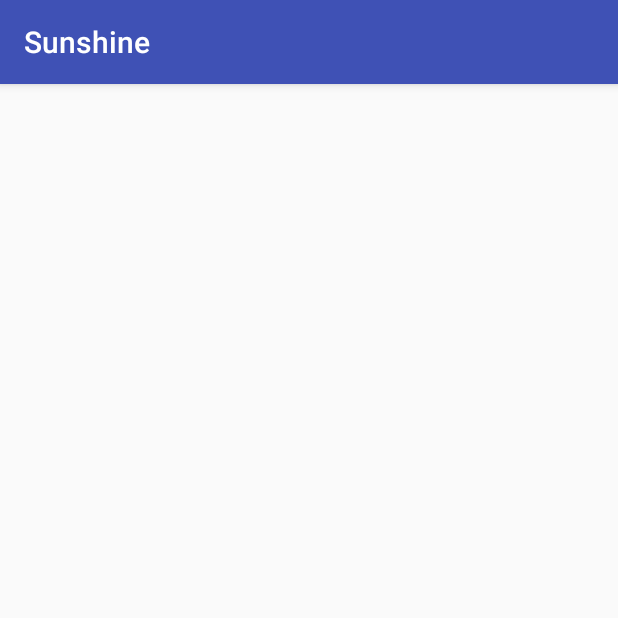
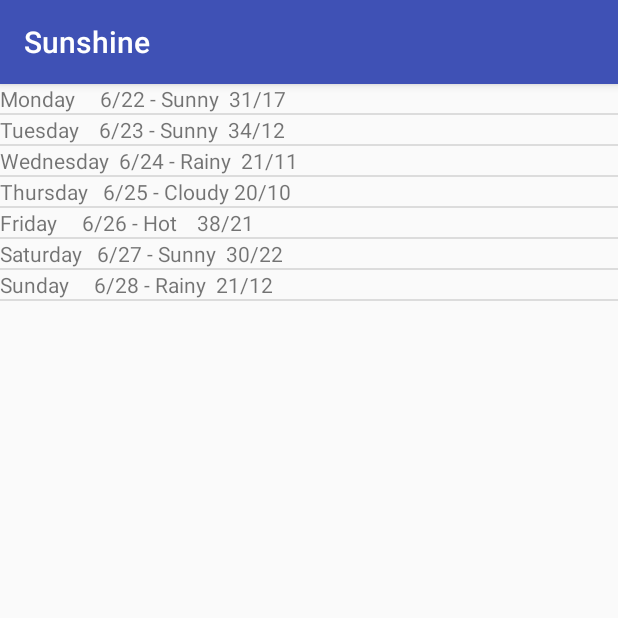
Before and after one commit to TusharMann/Sunshine, an Android app: the fragment mainfragment shown on its own in the app's theme, on a phone screen of 412 x 824 dp, the top half of it. Run offline under Robolectric (Android 15) with nearby library versions, the phone set to English and light mode, and no system bars.

Commit message:
working on sunshine app

```diff
--- a/app/src/main/java/com/example/tushar/sunshine/Fragments/mainfragment.java
+++ b/app/src/main/java/com/example/tushar/sunshine/Fragments/mainfragment.java
@@ -1,23 +1,121 @@
 package com.example.tushar.sunshine.Fragments;
 
+import android.os.AsyncTask;
 import android.os.Bundle;
 import android.support.v4.app.Fragment;
+import android.util.Log;
 import android.view.LayoutInflater;
 import android.view.View;
 import android.view.ViewGroup;
+import android.widget.ArrayAdapter;
+import android.widget.ListView;
 
 import com.example.tushar.sunshine.R;
 
+import java.io.BufferedReader;
+import java.io.IOException;
+import java.io.InputStream;
+import java.io.InputStreamReader;
+import java.lang.reflect.Array;
+import java.net.HttpURLConnection;
+import java.net.URL;
+import java.util.ArrayList;
+import java.util.Arrays;
+import java.util.List;
+
 public class mainfragment extends Fragment {
 
-    View v;
+    View rootView;
 
     @Override
     public View onCreateView(LayoutInflater inflater, ViewGroup container,
                              Bundle savedInstanceState) {
         // Inflate the layout for this fragment
-        v=inflater.inflate(R.layout.fragment_mainfragment, container, false);
-        return v;
+        rootView = inflater.inflate(R.layout.fragment_mainfragment, container, false);
+        String[] data = {
+        "Monday     6/22 - Sunny  31/17",
+                "Tuesday    6/23 - Sunny  34/12",
+                "Wednesday  6/24 - Rainy  21/11",
+                "Thursday   6/25 - Cloudy 20/10",
+                "Friday     6/26 - Hot    38/21",
+                "Saturday   6/27 - Sunny  30/22",
+                "Sunday     6/28 - Rainy  21/12"
+    };
+        List<String>weekForcast=new ArrayList<>(Arrays.asList(data));
+
+        ArrayAdapter<String >forecastAdapter=new ArrayAdapter<String>(getActivity(),R.layout.list_item_forecast,R.id.text1,data);
+        ListView listView=(ListView) rootView.findViewById(R.id.listview_forcast);
+        listView.setAdapter(forecastAdapter);
+
+        return rootView;
     }
 
 }
+
+public class FetchWeatherTask extends AsyncTask<Void,Void,Void>
+{
+    private final String Log_TAG=FetchWeatherTask.class.getSimpleName();
+    @Override
+    protected Void doInBackground(Void... voids) {
+        // These two need to be declared outside the try/catch
+        // so that they can be closed in the finally block.
+        HttpURLConnection urlConnection = null;
+        BufferedReader reader = null;
+
+        // Will contain the raw JSON response as a string.
+        String forecastJsonStr = null;
+
+        try {
+            // Construct the URL for the OpenWeatherMap query
+            // Possible parameters are avaiable at OWM's forecast API page, at
+            // http://openweathermap.org/API#forecast
+            URL url = new URL("http://api.openweathermap.org/data/2.5/forecast/daily?q=94043&mode=json&units=metric&cnt=7");
+
+            // Create the request to OpenWeatherMap, and open the connection
+            urlConnection = (HttpURLConnection) url.openConnection();
+            urlConnection.setRequestMethod("GET");
+            urlConnection.connect();
+
+            // Read the input stream into a String
+            InputStream inputStream = urlConnection.getInputStream();
+            StringBuffer buffer = new StringBuffer();
+            if (inputStream == null) {
+                // Nothing to do.
+                return null;
+            }
+            reader = new BufferedReader(new InputStreamReader(inputStream));
+
+            String line;
+            while ((line = reader.readLine()) != null) {
+                // Since it's JSON, adding a newline isn't necessary (it won't affect parsing)
+                // But it does make debugging a *lot* easier if you print out the completed
+                // buffer for debugging.
+                buffer.append(line + "\n");
+            }
+
+            if (buffer.length() == 0) {
+                // Stream was empty.  No point in parsing.
+                return null;
+            }
+            forecastJsonStr = buffer.toString();
+        } catch (IOException e) {
+            Log.e("PlaceholderFragment", "Error ", e);
+            // If the code didn't successfully get the weather data, there's no point in attemping
+            // to parse it.
+            return null;
+        } finally{
+            if (urlConnection != null) {
+                urlConnection.disconnect();
+            }
+            if (reader != null) {
+                try {
+                    reader.close();
+                } catch (final IOException e) {
+                    Log.e("PlaceholderFragment", "Error closing stream", e);
+                }
+            }
+        }
+
+        return rootView;
+    }
+}
--- /dev/null
+++ b/app/src/main/res/layout/list_item_forecast.xml
@@ -0,0 +1,10 @@
+<?xml version="1.0" encoding="utf-8"?>
+<LinearLayout xmlns:android="http://schemas.android.com/apk/res/android"
+    android:orientation="vertical" android:layout_width="match_parent"
+    android:layout_height="match_parent">
+
+    <TextView
+        android:layout_width="wrap_content"
+        android:layout_height="wrap_content"
+        android:id="@+id/text1"/>
+</LinearLayout>
```
